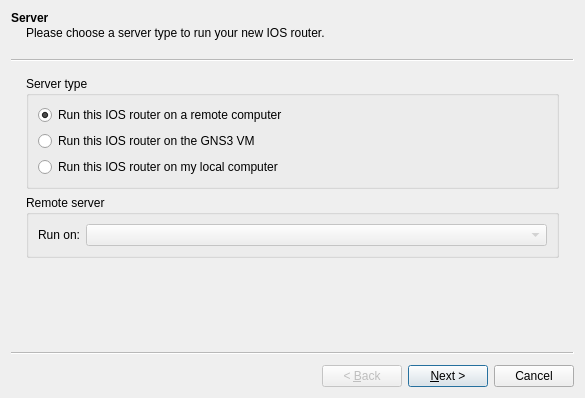
Before: the Qt Designer form gns3/modules/dynamips/ui/ios_router_wizard.ui in mpplab/MNSS, drawn with Qt 5.
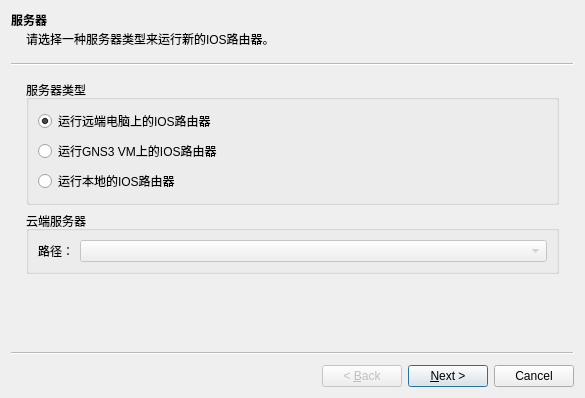
After: the same form once the commit is applied.

The edit to the form file:
```diff
--- a/gns3/modules/dynamips/ui/ios_router_wizard.ui
+++ b/gns3/modules/dynamips/ui/ios_router_wizard.ui
@@ -18,22 +18,22 @@
   </property>
   <widget class="QWizardPage" name="uiServerWizardPage">
    <property name="title">
-    <string>Server</string>
+    <string>服务器</string>
    </property>
    <property name="subTitle">
-    <string>Please choose a server type to run your new IOS router.</string>
+    <string>请选择一种服务器类型来运行新的IOS路由器。</string>
    </property>
    <layout class="QVBoxLayout" name="verticalLayout">
     <item>
      <widget class="QGroupBox" name="uiServerTypeGroupBox">
       <property name="title">
-       <string>Server type</string>
+       <string>服务器类型</string>
       </property>
       <layout class="QVBoxLayout" name="verticalLayout_3">
        <item>
         <widget class="QRadioButton" name="uiRemoteRadioButton">
          <property name="text">
-          <string>Run this IOS router on a remote computer</string>
+          <string>运行远端电脑上的IOS路由器</string>
          </property>
          <property name="checked">
           <bool>true</bool>
@@ -43,14 +43,14 @@
        <item>
         <widget class="QRadioButton" name="uiVMRadioButton">
          <property name="text">
-          <string>Run this IOS router on the GNS3 VM</string>
+          <string>运行GNS3 VM上的IOS路由器</string>
          </property>
         </widget>
        </item>
        <item>
         <widget class="QRadioButton" name="uiLocalRadioButton">
          <property name="text">
-          <string>Run this IOS router on my local computer</string>
+          <string>运行本地的IOS路由器</string>
          </property>
         </widget>
        </item>
@@ -60,13 +60,13 @@
     <item>
      <widget class="QGroupBox" name="uiRemoteServersGroupBox">
       <property name="title">
-       <string>Remote server</string>
+       <string>云端服务器</string>
       </property>
       <layout class="QGridLayout" name="gridLayout_7">
        <item row="0" column="0">
         <widget class="QLabel" name="uiRemoteServersLabel">
          <property name="text">
-          <string>Run on:</string>
+          <string>路径：</string>
          </property>
         </widget>
        </item>
```
Left out of the diff: 48 changed lines with no effect on the pictures.
